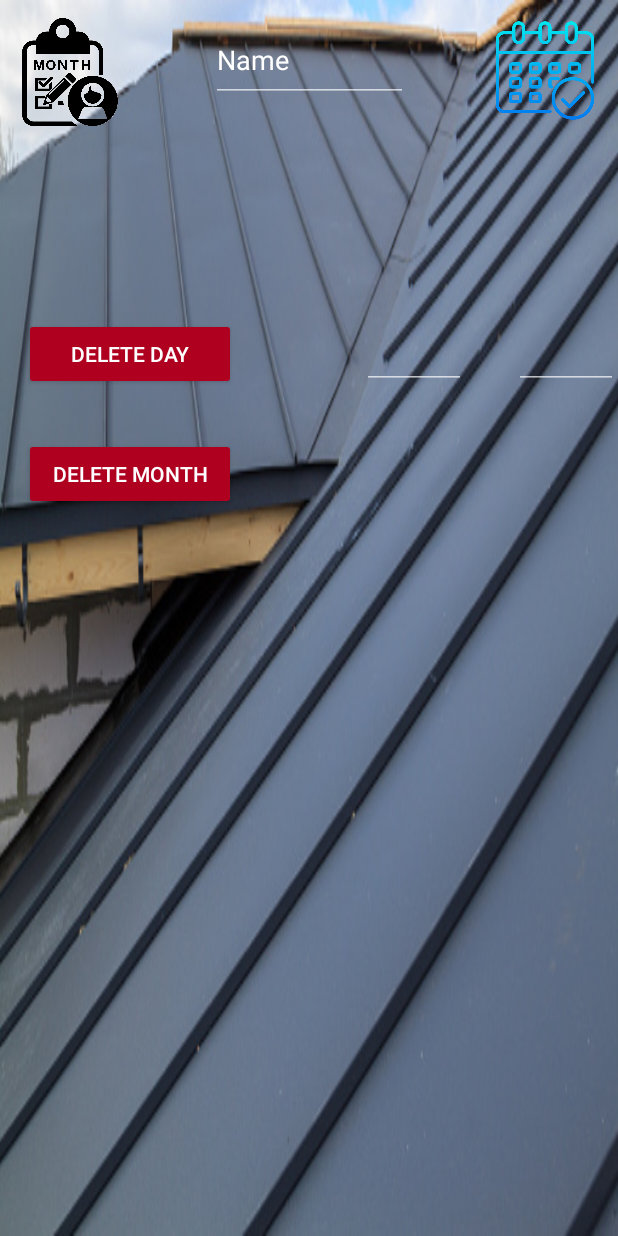
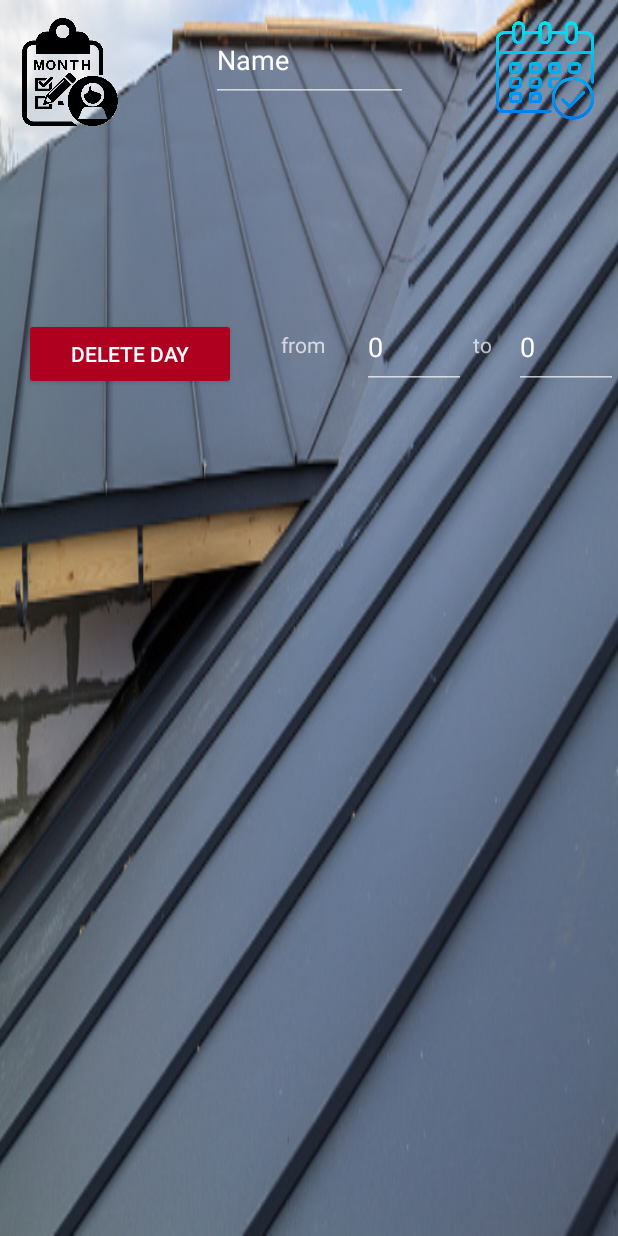
Before and after one commit to FilipKostic1999/App-for-company-workers, an Android app: the OwnerShowRecycleview screen opened directly, with no data from a screen before it, after a tap on an icon or button, on a phone screen of 412 x 824 dp. Run offline under Robolectric (Android 15) with nearby library versions, the phone set to English and light mode, and no system bars; our stand-ins replace Firebase (no records; nobody signed in at launch, a user with empty details on screens opened directly).

Commit message:
Company App

```diff
--- a/app/src/main/java/com/example/company_app/OwnerShowRecycleview.kt
+++ b/app/src/main/java/com/example/company_app/OwnerShowRecycleview.kt
@@ -23,37 +23,36 @@ import com.google.firebase.ktx.Firebase
 class OwnerShowRecycleview : AppCompatActivity() {
 
 
-    lateinit var database : FirebaseFirestore
+    lateinit var database: FirebaseFirestore
 
-    lateinit var monthB : ImageView
-    lateinit var calendarB : ImageView
-    lateinit var nameDataSearch : TextView
-    lateinit var totalOwnerHours : TextView
-    lateinit var deleteBtn : Button
-    lateinit var deleteDayBtn : Button
+    lateinit var monthB: ImageView
+    lateinit var calendarB: ImageView
+    lateinit var nameDataSearch: TextView
+    lateinit var totalOwnerHours: TextView
+    lateinit var fromEditTxt: TextView
+    lateinit var toEditTxt: TextView
+    lateinit var deleteDayBtn: Button
 
 
-
-    var calculator : Double = 0.0
-    var counter : Int = 0
+    var calculator: Double = 0.0
+    var counter: Int = 0
     var touches = 0
 
     var nameDataSearchText = ""
     var listOfCounters = ArrayList<Int>()
 
 
-
-    lateinit var objectDataItem2 : objectData
+    lateinit var objectDataItem2: objectData
 
     private lateinit var recyclerView: RecyclerView
-    private lateinit var listOfDocuments2 : ArrayList<objectData>
+    private lateinit var listOfDocuments2: ArrayList<objectData>
     private lateinit var myAdapter: MyAdapter
 
 
-    lateinit var names : username
+    lateinit var names: username
 
     private lateinit var recyclerViewNames: RecyclerView
-    private lateinit var listOfNames : ArrayList<username>
+    private lateinit var listOfNames: ArrayList<username>
     private lateinit var myAdapterNames: MyAdapterName
 
 
@@ -81,15 +80,15 @@ class OwnerShowRecycleview : AppCompatActivity() {
         calendarB = findViewById(R.id.calendarB)
         nameDataSearch = findViewById(R.id.nameDataSearch)
         totalOwnerHours = findViewById(R.id.totalOwnerHours)
-        deleteBtn = findViewById(R.id.deleteBtn)
         deleteDayBtn = findViewById(R.id.deleteDayBtn)
+        toEditTxt = findViewById(R.id.toEditTxt)
+        fromEditTxt = findViewById(R.id.fromEditTxt)
 
 
 
         listOfDocuments2 = arrayListOf()
         listOfDocuments2.clear()
-        deleteBtn.isVisible = false
-        deleteBtn.isEnabled = false
+        deleteDayBtn.isEnabled = false
         myAdapter = MyAdapter(listOfDocuments2)
         recyclerView.adapter = myAdapter
 
@@ -111,24 +110,12 @@ class OwnerShowRecycleview : AppCompatActivity() {
 
         database.collection("users").document("Main")
             .collection("Names")
-
             .addSnapshotListener { snapshot, e ->
                 if (snapshot != null) {
                     for (document in snapshot.documents) {
-
                         names = document.toObject()!!
-
-
                         listOfNames.add(names)
-
-
-
                         myAdapterNames.notifyDataSetChanged()
-
-
-
-
-
                     }
                 }
             }
@@ -143,16 +130,15 @@ class OwnerShowRecycleview : AppCompatActivity() {
 
 
             listOfDocuments2.clear()
-            deleteBtn.isVisible = false
-            deleteBtn.isEnabled = false
-
+            deleteDayBtn.isEnabled = false
             calculator = 0.0
 
             nameDataSearchText = nameDataSearch.text.toString()
 
 
             database.collection("users").document("Main")
-                .collection("$nameDataSearchText cronology").orderBy("order", Query.Direction.DESCENDING)
+                .collection("$nameDataSearchText cronology")
+                .orderBy("order", Query.Direction.DESCENDING)
                 .get()
                 .addOnSuccessListener { documents ->
                     for (document in documents) {
@@ -170,7 +156,6 @@ class OwnerShowRecycleview : AppCompatActivity() {
                 }
 
 
-
         }
 
 
@@ -179,32 +164,10 @@ class OwnerShowRecycleview : AppCompatActivity() {
 
         deleteDayBtn.setOnClickListener {
 
-
+            deleteFrom()
 
 
         }
-
-
-
-        deleteBtn.setOnClickListener {
-
-            if (touches < 10) {
-                touches ++
-                Toast.makeText(this, "Touch 10 times", Toast.LENGTH_SHORT).show()
-            }
-
-            if (touches == 10) {
-                deleteItems()
-            }
-
-        }
-
-
-
-
-
-
-
 
 
 
@@ -216,8 +179,7 @@ class OwnerShowRecycleview : AppCompatActivity() {
 
             calculator = 0.0
             listOfDocuments2.clear()
-            deleteBtn.isVisible = true
-            deleteBtn.isEnabled = true
+            deleteDayBtn.isEnabled = true
             myAdapter.notifyDataSetChanged()
 
             nameDataSearchText = nameDataSearch.text.toString()
@@ -225,7 +187,8 @@ class OwnerShowRecycleview : AppCompatActivity() {
 
 
             database.collection("users").document("Main")
-                .collection("$nameDataSearchText Month").orderBy("order", Query.Direction.DESCENDING)
+                .collection("$nameDataSearchText Month")
+                .orderBy("order", Query.Direction.DESCENDING)
                 .get()
                 .addOnSuccessListener { documents ->
                     for (document in documents) {
@@ -243,9 +206,7 @@ class OwnerShowRecycleview : AppCompatActivity() {
                 }
 
 
-
         }
-
 
 
     }
@@ -257,91 +218,48 @@ class OwnerShowRecycleview : AppCompatActivity() {
 
 
 
+    fun deleteFrom() {
+
+        var from = fromEditTxt.text.toString().toInt()
+        var to = toEditTxt.text.toString().toInt()
+        var path = nameDataSearch.text.toString()
+        var docNumberId: Int = from
+        var docNumberIdString = docNumberId.toString()
+        var onSuccessCounter = 0
 
 
 
+        if (to >= from) {
+
+            while (true) {
+
+                database.collection("users").document("Main")
+                    .collection("$path Month").document(docNumberIdString).delete()
 
 
-    @SuppressLint("SuspiciousIndentation")
-    fun deleteItems() {
+                    .addOnCompleteListener {
 
-
-        var highestCounter = listOfCounters.maxOrNull()
-
-        if (highestCounter != null) {
-
-            if (highestCounter > 0) {
-
-                var numberSelector = 0
-
-                while (numberSelector < 34) {
-
-
-                    var path = nameDataSearch.text.toString()
-                    var docNumberId : Int = highestCounter
-                    var docNumberIdString = docNumberId.toString()
-
-
-
-
-
-
-                    database.collection("users").document("Main")
-                        .collection("$path Month").document(docNumberIdString).delete()
-
-
-                        .addOnCompleteListener {
-
-
-                            Log.d("!!!", "$docNumberId")
-
-
-                        }
-
-
-
-
-
-
-                    numberSelector ++
-
-
-                    if (highestCounter > 0) {
-
-                        highestCounter--
-
-
+                        onSuccessCounter++
 
                     }
 
+                from++
+                docNumberId = from
+                docNumberIdString = docNumberId.toString()
 
 
+                if (from > to) {
+                    onSuccessCounter = 0
+                    break
                 }
 
 
-                Toast.makeText(this, "Items deleted", Toast.LENGTH_SHORT).show()
-
-                val intent = Intent(this, OwnerShowRecycleview::class.java)
-                startActivity(intent)
-
             }
+        } else if (to < from) {
+            Toast.makeText(this, "from smaller number to higher only!", Toast.LENGTH_SHORT).show()
         }
-
-
-
 
 
     }
 
-
-
-
-
-
-
-
-
-
-
-
 }
--- a/app/src/main/java/com/example/company_app/WorkerProfile.kt
+++ b/app/src/main/java/com/example/company_app/WorkerProfile.kt
@@ -57,8 +57,6 @@ class WorkerProfile : AppCompatActivity() {
     private lateinit var recyclerView: RecyclerView
     private lateinit var listOfDocuments : ArrayList<objectData>
     private lateinit var myAdapter: MyAdapter
-
-
 
 
 
--- a/app/src/main/res/layout/activity_owner_show_recycleview.xml
+++ b/app/src/main/res/layout/activity_owner_show_recycleview.xml
@@ -59,29 +59,16 @@
         android:layout_marginTop="276dp"
         android:textSize="20dp"
         app:layout_constraintEnd_toEndOf="parent"
-        app:layout_constraintHorizontal_bias="1.0"
         app:layout_constraintStart_toStartOf="parent"
         app:layout_constraintTop_toTopOf="parent" />
 
     <androidx.recyclerview.widget.RecyclerView
         android:id="@+id/recyclerViewOwnerNames"
-        android:layout_width="210dp"
-        android:layout_height="90dp"
+        android:layout_width="209dp"
+        android:layout_height="109dp"
         android:layout_marginTop="80dp"
         app:layout_constraintEnd_toEndOf="parent"
         app:layout_constraintHorizontal_bias="0.497"
-        app:layout_constraintStart_toStartOf="parent"
-        app:layout_constraintTop_toTopOf="parent" />
-
-    <Button
-        android:id="@+id/deleteBtn"
-        android:layout_width="141dp"
-        android:layout_height="48dp"
-        android:layout_marginTop="292dp"
-        android:backgroundTint="@color/design_default_color_error"
-        android:text="Delete month"
-        app:layout_constraintEnd_toEndOf="parent"
-        app:layout_constraintHorizontal_bias="0.059"
         app:layout_constraintStart_toStartOf="parent"
         app:layout_constraintTop_toTopOf="parent" />
 
@@ -98,9 +85,10 @@
         app:layout_constraintTop_toTopOf="parent" />
 
     <EditText
-        android:id="@+id/editTextNumber2"
+        android:id="@+id/fromEditTxt"
         android:layout_width="69dp"
         android:layout_height="55dp"
+        android:text="0"
         android:layout_marginTop="204dp"
         android:ems="10"
         android:inputType="number"
@@ -111,10 +99,11 @@
 
 
     <EditText
-        android:id="@+id/editTextNumber3"
+        android:id="@+id/toEditTxt"
         android:layout_width="69dp"
         android:layout_height="55dp"
         android:layout_marginTop="204dp"
+        android:text="0"
         android:ems="10"
         android:inputType="number"
         app:layout_constraintEnd_toEndOf="parent"
@@ -122,5 +111,27 @@
         app:layout_constraintStart_toStartOf="parent"
         app:layout_constraintTop_toTopOf="parent" />
 
+    <TextView
+        android:id="@+id/textView13"
+        android:layout_width="50dp"
+        android:layout_height="31dp"
+        android:layout_marginTop="220dp"
+        android:text="from"
+        app:layout_constraintEnd_toEndOf="parent"
+        app:layout_constraintHorizontal_bias="0.518"
+        app:layout_constraintStart_toStartOf="parent"
+        app:layout_constraintTop_toTopOf="parent" />
+
+    <TextView
+        android:id="@+id/textView14"
+        android:layout_width="27dp"
+        android:layout_height="35dp"
+        android:layout_marginTop="220dp"
+        android:text="to"
+        app:layout_constraintEnd_toEndOf="parent"
+        app:layout_constraintHorizontal_bias="0.82"
+        app:layout_constraintStart_toStartOf="parent"
+        app:layout_constraintTop_toTopOf="parent" />
+
 
 </androidx.constraintlayout.widget.ConstraintLayout>
```
